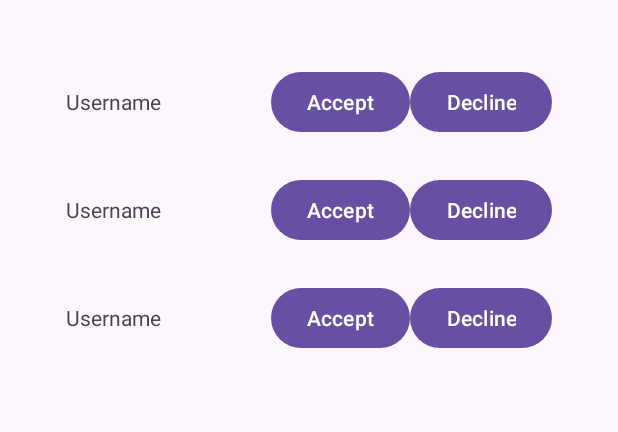
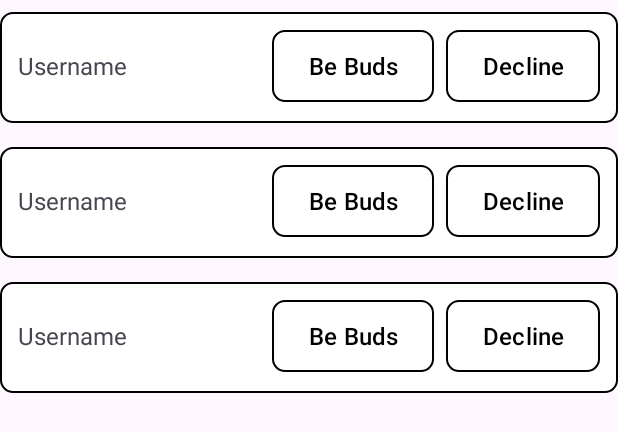
Before and after one commit to Opbabe/TEAMROOT, an Android app: the layout fragment_friend_requests.xml on its own in the app's theme, with its tools: preview values and no code run, on a phone screen of 412 x 824 dp. Shown: the top 432 px of the screen. Run offline under Robolectric (Android 15) with nearby library versions, the light colour scheme and no system bars.

Commit message:
requests ui

```diff
--- a/app/src/main/res/layout/fragment_friend_requests.xml
+++ b/app/src/main/res/layout/fragment_friend_requests.xml
@@ -2,14 +2,12 @@
     xmlns:tools="http://schemas.android.com/tools"
     android:orientation="vertical"
     android:layout_width="match_parent"
-    android:layout_height="match_parent"
-    android:padding="16dp">
+    android:layout_height="match_parent">
 
     <androidx.recyclerview.widget.RecyclerView
         android:id="@+id/requestRecyclerView"
         android:layout_width="match_parent"
         android:layout_height="match_parent"
-        android:padding="16dp"
         android:clipToPadding="false"
         tools:listitem="@layout/item_friend_request" />
 </LinearLayout>
--- a/app/src/main/res/layout/item_friend_request.xml
+++ b/app/src/main/res/layout/item_friend_request.xml
@@ -1,26 +1,39 @@
-<LinearLayout
-    xmlns:android="http://schemas.android.com/apk/res/android"
+<LinearLayout xmlns:android="http://schemas.android.com/apk/res/android"
+    xmlns:app="http://schemas.android.com/apk/res-auto"
     android:orientation="horizontal"
     android:padding="12dp"
     android:layout_width="match_parent"
-    android:layout_height="wrap_content">
+    android:layout_height="wrap_content"
+    android:background="@drawable/rounded_container"
+    android:paddingVertical="16dp"
+    android:layout_marginVertical="@dimen/list_space">
 
     <TextView
         android:id="@+id/usernameText"
         android:layout_width="0dp"
-        android:layout_height="wrap_content"
+        android:layout_height="50dp"
         android:layout_weight="1"
-        android:text="Username"/>
+        android:text="Username"
+        android:textSize="@dimen/regular_text"/>
 
     <Button
         android:id="@+id/acceptBtn"
-        android:text="Accept"
+        android:layout_marginHorizontal="@dimen/list_space"
+        android:text="Be Buds"
+        android:textSize="@dimen/regular_text"
+        android:textColor="@color/black"
         android:layout_width="wrap_content"
-        android:layout_height="wrap_content"/>
+        android:layout_height="wrap_content"
+        android:background="@drawable/button_selector"
+        app:backgroundTint="@null"/>
 
     <Button
         android:id="@+id/declineBtn"
         android:text="Decline"
+        android:textSize="@dimen/regular_text"
+        android:textColor="@color/black"
         android:layout_width="wrap_content"
-        android:layout_height="wrap_content"/>
+        android:layout_height="wrap_content"
+        android:background="@drawable/button_selector"
+        app:backgroundTint="@null"/>
 </LinearLayout>
```
